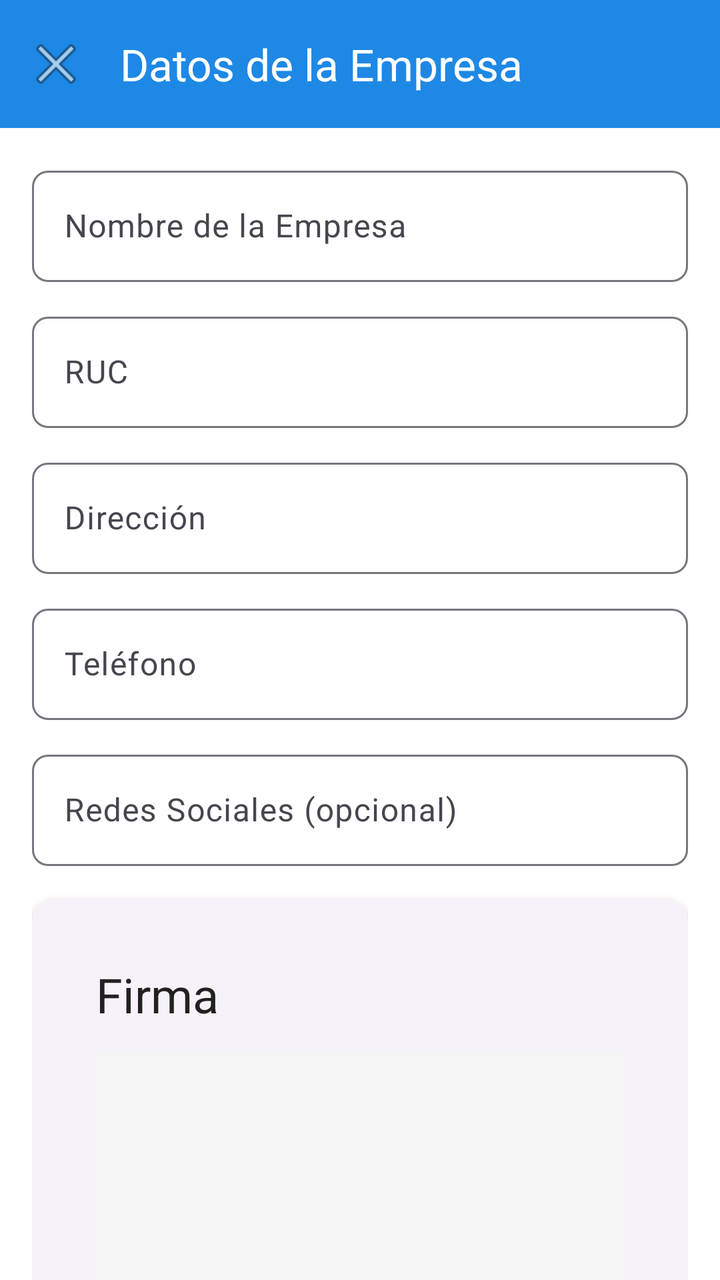
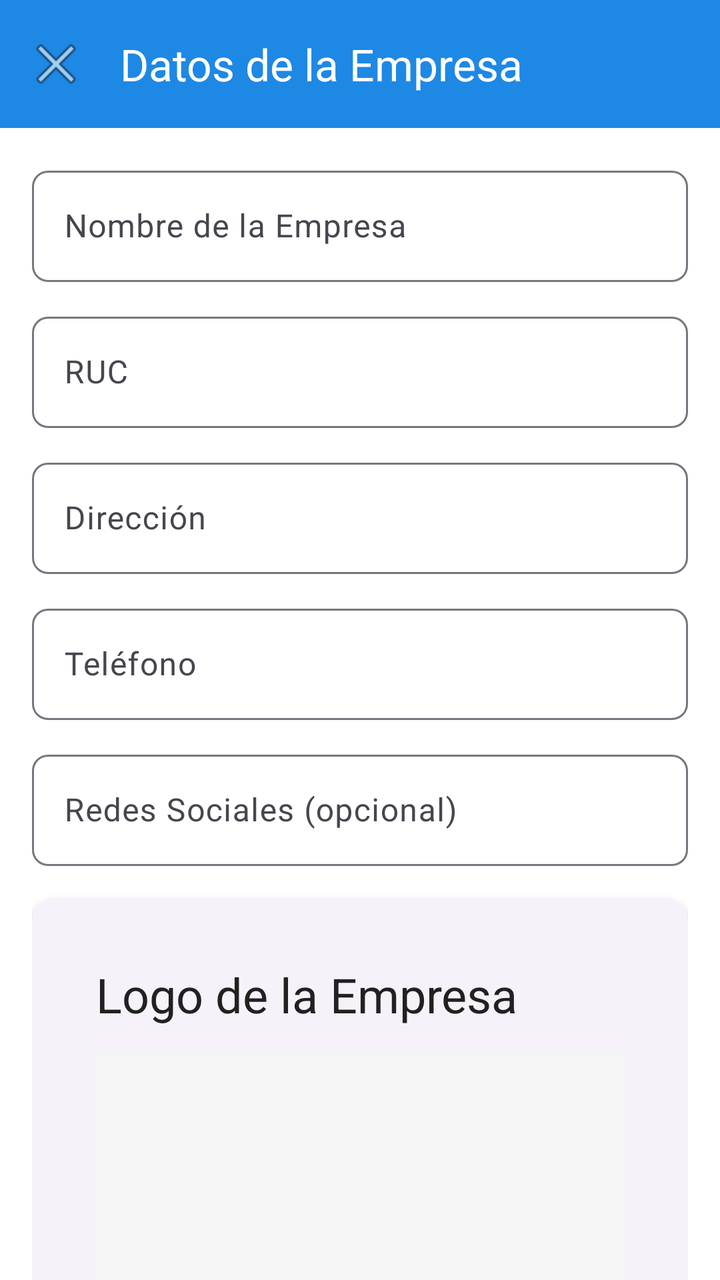

Compare the two renders of this Android layout. The source of the first and the diff that turns it into the second are given below.
<!-- AndroidManifest.xml: application theme Theme.ReciboP3 -->
<!-- res/layout/activity_empresa.xml -->
<?xml version="1.0" encoding="utf-8"?>
<androidx.coordinatorlayout.widget.CoordinatorLayout
    xmlns:android="http://schemas.android.com/apk/res/android"
    xmlns:app="http://schemas.android.com/apk/res-auto"
    android:layout_width="match_parent"
    android:layout_height="match_parent">

    <com.google.android.material.appbar.AppBarLayout
        android:layout_width="match_parent"
        android:layout_height="wrap_content"
        style="@style/Widget.ReciboP3.AppBar">

        <com.google.android.material.appbar.MaterialToolbar
            android:id="@+id/toolbar"
            android:layout_width="match_parent"
            android:layout_height="?attr/actionBarSize"
            style="@style/Widget.ReciboP3.Toolbar"
            app:title="@string/empresa_titulo"
            app:navigationIcon="@android:drawable/ic_menu_close_clear_cancel" />
    </com.google.android.material.appbar.AppBarLayout>

    <androidx.core.widget.NestedScrollView
        android:layout_width="match_parent"
        android:layout_height="match_parent"
        app:layout_behavior="@string/appbar_scrolling_view_behavior">

        <LinearLayout
            android:layout_width="match_parent"
            android:layout_height="wrap_content"
            android:orientation="vertical"
            android:padding="16dp">

            <com.google.android.material.textfield.TextInputLayout
                android:layout_width="match_parent"
                android:layout_height="wrap_content"
                android:layout_marginBottom="12dp"
                style="@style/Widget.ReciboP3.TextInputLayout"
                android:hint="@string/empresa_nombre">

                <com.google.android.material.textfield.TextInputEditText
                    android:id="@+id/etNombre"
                    android:layout_width="match_parent"
                    android:layout_height="wrap_content"
                    android:inputType="textCapWords" />
            </com.google.android.material.textfield.TextInputLayout>

            <com.google.android.material.textfield.TextInputLayout
                android:layout_width="match_parent"
                android:layout_height="wrap_content"
                android:layout_marginBottom="12dp"
                style="@style/Widget.ReciboP3.TextInputLayout"
                android:hint="@string/empresa_ruc">

                <com.google.android.material.textfield.TextInputEditText
                    android:id="@+id/etRuc"
                    android:layout_width="match_parent"
                    android:layout_height="wrap_content"
                    android:inputType="number"
                    android:maxLength="11" />
            </com.google.android.material.textfield.TextInputLayout>

            <com.google.android.material.textfield.TextInputLayout
                android:layout_width="match_parent"
                android:layout_height="wrap_content"
                android:layout_marginBottom="12dp"
                style="@style/Widget.ReciboP3.TextInputLayout"
                android:hint="@string/empresa_direccion">

                <com.google.android.material.textfield.TextInputEditText
                    android:id="@+id/etDireccion"
                    android:layout_width="match_parent"
                    android:layout_height="wrap_content"
                    android:inputType="textPostalAddress" />
            </com.google.android.material.textfield.TextInputLayout>

            <com.google.android.material.textfield.TextInputLayout
                android:layout_width="match_parent"
                android:layout_height="wrap_content"
                android:layout_marginBottom="12dp"
                style="@style/Widget.ReciboP3.TextInputLayout"
                android:hint="@string/empresa_telefono">

                <com.google.android.material.textfield.TextInputEditText
                    android:id="@+id/etTelefono"
                    android:layout_width="match_parent"
                    android:layout_height="wrap_content"
                    android:inputType="phone" />
            </com.google.android.material.textfield.TextInputLayout>

            <com.google.android.material.textfield.TextInputLayout
                android:layout_width="match_parent"
                android:layout_height="wrap_content"
                android:layout_marginBottom="16dp"
                style="@style/Widget.ReciboP3.TextInputLayout"
                android:hint="@string/empresa_redes">

                <com.google.android.material.textfield.TextInputEditText
                    android:id="@+id/etRedesSociales"
                    android:layout_width="match_parent"
                    android:layout_height="wrap_content"
                    android:inputType="text" />
            </com.google.android.material.textfield.TextInputLayout>

            <com.google.android.material.card.MaterialCardView
                android:layout_width="match_parent"
                android:layout_height="wrap_content"
                style="@style/Widget.ReciboP3.Card"
                android:layout_marginBottom="16dp">

                <LinearLayout
                    android:layout_width="match_parent"
                    android:layout_height="wrap_content"
                    android:orientation="vertical"
                    android:padding="16dp">

                    <TextView
                        android:layout_width="match_parent"
                        android:layout_height="wrap_content"
                        android:text="@string/empresa_firma"
                        android:textAppearance="@style/TextAppearance.ReciboP3.Headline2"
                        android:layout_marginBottom="12dp" />

                    <ImageView
                        android:id="@+id/ivFirmaPreview"
                        android:layout_width="match_parent"
                        android:layout_height="120dp"
                        android:scaleType="fitCenter"
                        android:background="@color/surface_variant"
                        android:layout_marginBottom="12dp"
                        android:contentDescription="Firma" />

                    <LinearLayout
                        android:layout_width="match_parent"
                        android:layout_height="wrap_content"
                        android:orientation="horizontal">

                        <com.google.android.material.button.MaterialButton
                            android:id="@+id/btnFirmarAhora"
                            android:layout_width="0dp"
                            android:layout_height="wrap_content"
                            android:layout_weight="1"
                            android:layout_marginEnd="8dp"
                            android:text="@string/empresa_firmar_ahora"
                            style="@style/Widget.ReciboP3.Button.Outlined" />

                        <com.google.android.material.button.MaterialButton
                            android:id="@+id/btnCargarFirma"
                            android:layout_width="0dp"
                            android:layout_height="wrap_content"
                            android:layout_weight="1"
                            android:layout_marginStart="8dp"
                            android:text="@string/empresa_cargar_firma"
                            style="@style/Widget.ReciboP3.Button.Outlined" />
                    </LinearLayout>
                </LinearLayout>
            </com.google.android.material.card.MaterialCardView>

            <com.google.android.material.button.MaterialButton
                android:id="@+id/btnGuardar"
                android:layout_width="match_parent"
                android:layout_height="wrap_content"
                android:text="@string/empresa_guardar"
                style="@style/Widget.ReciboP3.Button" />

        </LinearLayout>
    </androidx.core.widget.NestedScrollView>

</androidx.coordinatorlayout.widget.CoordinatorLayout>
<!-- resources referenced by this layout -->
<resources>
  <color name="surface_variant">#F5F5F5</color>
  <string name="empresa_cargar_firma">Cargar Firma</string>
  <string name="empresa_direccion">Dirección</string>
  <string name="empresa_firma">Firma</string>
  <string name="empresa_firmar_ahora">Firmar Ahora</string>
  <string name="empresa_guardar">Guardar Empresa</string>
  <string name="empresa_nombre">Nombre de la Empresa</string>
  <string name="empresa_redes">Redes Sociales (opcional)</string>
  <string name="empresa_ruc">RUC</string>
  <string name="empresa_telefono">Teléfono</string>
  <string name="empresa_titulo">Datos de la Empresa</string>
  <style name="TextAppearance.ReciboP3.Headline2" parent="TextAppearance.Material3.HeadlineMedium">
          <item name="android:textSize">24sp</item>
          <item name="android:textColor">@color/text_primary</item>
          <item name="android:fontFamily">sans-serif-medium</item>
      </style>
  <style name="Widget.ReciboP3.AppBar" parent="Widget.Material3.AppBarLayout">
          <item name="android:background">@color/primary</item>
          <item name="android:elevation">4dp</item>
      </style>
  <style name="Widget.ReciboP3.Button" parent="Widget.Material3.Button">
          <item name="cornerRadius">8dp</item>
          <item name="android:textAllCaps">false</item>
          <item name="android:paddingTop">12dp</item>
          <item name="android:paddingBottom">12dp</item>
      </style>
  <style name="Widget.ReciboP3.Button.Outlined" parent="Widget.Material3.Button.OutlinedButton">
          <item name="cornerRadius">8dp</item>
          <item name="android:textAllCaps">false</item>
          <item name="android:paddingTop">12dp</item>
          <item name="android:paddingBottom">12dp</item>
      </style>
  <style name="Widget.ReciboP3.Card" parent="Widget.Material3.CardView.Elevated">
          <item name="cardCornerRadius">12dp</item>
          <item name="cardElevation">4dp</item>
          <item name="contentPadding">16dp</item>
      </style>
  <style name="Widget.ReciboP3.TextInputLayout" parent="Widget.Material3.TextInputLayout.OutlinedBox">
          <item name="boxCornerRadiusTopStart">8dp</item>
          <item name="boxCornerRadiusTopEnd">8dp</item>
          <item name="boxCornerRadiusBottomStart">8dp</item>
          <item name="boxCornerRadiusBottomEnd">8dp</item>
      </style>
  <style name="Widget.ReciboP3.Toolbar" parent="Widget.Material3.Toolbar">
          <item name="titleTextColor">@color/white</item>
          <item name="android:background">@color/primary</item>
      </style>
  <color name="text_primary">#212121</color>
  <color name="primary">#1E88E5</color>
  <color name="white">#FFFFFF</color>
  <color name="primary_dark">#1565C0</color>
  <color name="on_primary">#FFFFFF</color>
  <color name="secondary">#26A69A</color>
  <color name="secondary_dark">#00897B</color>
  <color name="on_secondary">#FFFFFF</color>
  <color name="background">#FFFFFF</color>
  <color name="surface">#FFFFFF</color>
  <color name="on_background">#212121</color>
  <color name="on_surface">#212121</color>
  <color name="error">#F44336</color>
</resources>

<!-- the commit's change to res/layout/activity_empresa.xml (unified diff, before → after) -->
@@ -101,6 +101,62 @@
                     android:inputType="text" />
             </com.google.android.material.textfield.TextInputLayout>
 
+            
+            <com.google.android.material.card.MaterialCardView
+                android:layout_width="match_parent"
+                android:layout_height="wrap_content"
+                style="@style/Widget.ReciboP3.Card"
+                android:layout_marginBottom="16dp">
+
+                <LinearLayout
+                    android:layout_width="match_parent"
+                    android:layout_height="wrap_content"
+                    android:orientation="vertical"
+                    android:padding="16dp">
+
+                    <TextView
+                        android:layout_width="match_parent"
+                        android:layout_height="wrap_content"
+                        android:text="@string/empresa_logo"
+                        android:textAppearance="@style/TextAppearance.ReciboP3.Headline2"
+                        android:layout_marginBottom="12dp" />
+
+                    <ImageView
+                        android:id="@+id/ivLogoPreview"
+                        android:layout_width="match_parent"
+                        android:layout_height="120dp"
+                        android:scaleType="fitCenter"
+                        android:background="@color/surface_variant"
+                        android:layout_marginBottom="12dp"
+                        android:contentDescription="Logo de la empresa" />
+
+                    <LinearLayout
+                        android:layout_width="match_parent"
+                        android:layout_height="wrap_content"
+                        android:orientation="horizontal">
+
+                        <com.google.android.material.button.MaterialButton
+                            android:id="@+id/btnTomarFoto"
+                            android:layout_width="0dp"
+                            android:layout_height="wrap_content"
+                            android:layout_weight="1"
+                            android:layout_marginEnd="8dp"
+                            android:text="@string/empresa_tomar_foto"
+                            style="@style/Widget.ReciboP3.Button.Outlined" />
+
+                        <com.google.android.material.button.MaterialButton
+                            android:id="@+id/btnSubirGaleria"
+                            android:layout_width="0dp"
+                            android:layout_height="wrap_content"
+                            android:layout_weight="1"
+                            android:layout_marginStart="8dp"
+                            android:text="@string/empresa_subir_galeria"
+                            style="@style/Widget.ReciboP3.Button.Outlined" />
+                    </LinearLayout>
+                </LinearLayout>
+            </com.google.android.material.card.MaterialCardView>
+
+            
             <com.google.android.material.card.MaterialCardView
                 android:layout_width="match_parent"
                 android:layout_height="wrap_content"
<!-- resource entries referenced after the edit -->
@@ -6,11 +6,14 @@
   <string name="empresa_firma">Firma</string>
   <string name="empresa_firmar_ahora">Firmar Ahora</string>
   <string name="empresa_guardar">Guardar Empresa</string>
+  <string name="empresa_logo">Logo de la Empresa</string>
   <string name="empresa_nombre">Nombre de la Empresa</string>
   <string name="empresa_redes">Redes Sociales (opcional)</string>
   <string name="empresa_ruc">RUC</string>
+  <string name="empresa_subir_galeria">Subir de Galería</string>
   <string name="empresa_telefono">Teléfono</string>
   <string name="empresa_titulo">Datos de la Empresa</string>
+  <string name="empresa_tomar_foto">Tomar Foto</string>
   <style name="TextAppearance.ReciboP3.Headline2" parent="TextAppearance.Material3.HeadlineMedium">
           <item name="android:textSize">24sp</item>
           <item name="android:textColor">@color/text_primary</item>
